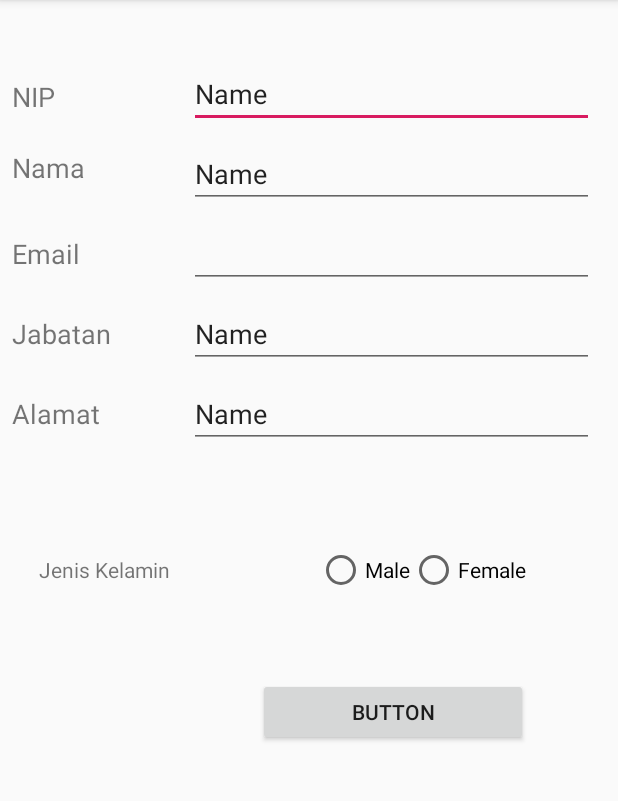
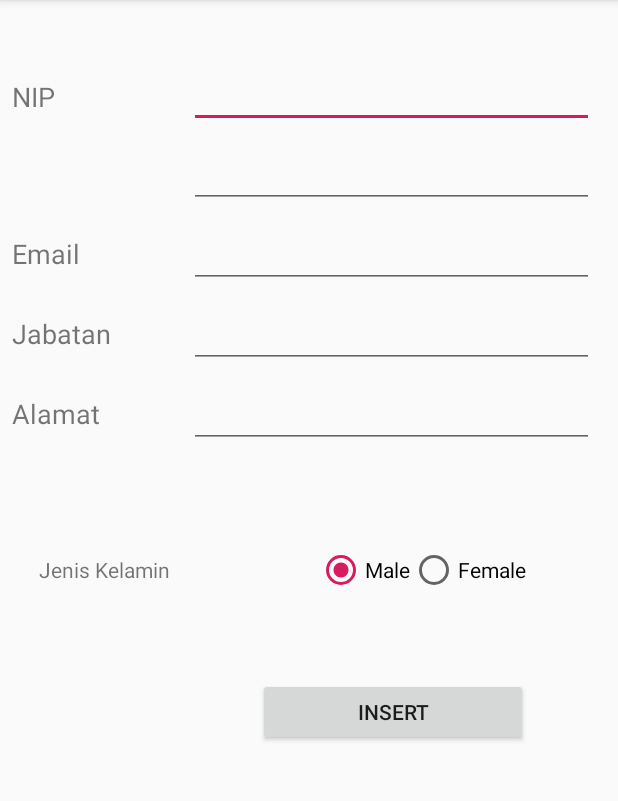
Before and after one commit to WaOnEmperoR/kotlintraining, an Android app: the screen it shows after launch (NewPegawaiActivity), after a tap on an icon or button, on a phone screen of 412 x 824 dp, the part 84-885 px from its top. Run offline under Robolectric (Android 15) with nearby library versions, the phone set to English and light mode, and no system bars; our stand-ins replace Room's generated code; 2 statements that could not run were skipped.

Commit message:
Update Radio Button

```diff
--- a/app/src/main/java/id/go/bppt/ptik/trainingkotlin/pegawai/PegawaiDao.kt
+++ b/app/src/main/java/id/go/bppt/ptik/trainingkotlin/pegawai/PegawaiDao.kt
@@ -18,8 +18,8 @@ interface PegawaiDao {
     @Query("DELETE FROM pegawai_table")
     suspend fun deleteAll()
 
-    @Query("DELETE FROM pegawai_table Where nip = :nip")
-    suspend fun deleteSingle(nip:String)
+    @Delete
+    suspend fun deleteSingle(pegawai: Pegawai)
 
     @Update
     suspend fun update(pegawai: Pegawai)
--- a/app/src/main/java/id/go/bppt/ptik/trainingkotlin/pegawai/PegawaiListAdapter.kt
+++ b/app/src/main/java/id/go/bppt/ptik/trainingkotlin/pegawai/PegawaiListAdapter.kt
@@ -13,7 +13,7 @@ import id.go.bppt.ptik.trainingkotlin.roomsample.Word
 class PegawaiListAdapter internal constructor(
     context: Context,
     private val onClickListener: (View, Pegawai) -> Unit,
-    private val onLongClickListener: (View, Pegawai) -> Unit
+    private val onLongClickListener: (View, Pegawai) -> Boolean
 ) : RecyclerView.Adapter<PegawaiListAdapter.PegawaiViewHolder>() {
     private val inflater: LayoutInflater = LayoutInflater.from(context)
     private var pegawais = emptyList<Pegawai>()
@@ -44,7 +44,8 @@ class PegawaiListAdapter internal constructor(
         holder.itemView.setOnClickListener {
             view -> onClickListener.invoke(view, current)
         }
-//        holder.itemView.setOnLongClickListener { view -> onLongClickListener }
+
+        holder.itemView.setOnLongClickListener { view -> onLongClickListener.invoke(view, current) }
 
     }
 
--- a/app/src/main/java/id/go/bppt/ptik/trainingkotlin/pegawai/PegawaiRepository.kt
+++ b/app/src/main/java/id/go/bppt/ptik/trainingkotlin/pegawai/PegawaiRepository.kt
@@ -21,8 +21,8 @@ class PegawaiRepository(private val pegawaiDao: PegawaiDao) {
         pegawaiDao.update(pegawai)
     }
 
-    suspend fun delete(nip: String)
+    suspend fun delete(pegawai: Pegawai)
     {
-        pegawaiDao.deleteSingle(nip)
+        pegawaiDao.deleteSingle(pegawai)
     }
 }
--- a/app/src/main/java/id/go/bppt/ptik/trainingkotlin/pegawai/PegawaiRoomDatabase.kt
+++ b/app/src/main/java/id/go/bppt/ptik/trainingkotlin/pegawai/PegawaiRoomDatabase.kt
@@ -55,7 +55,7 @@ abstract class PegawaiRoomDatabase : RoomDatabase() {
             // Delete all content here.
             pegawaiDao.deleteAll()
 
-            var pegawai = Pegawai("1", "Mamas", "mamas@gmail.com", 1, "Haha", "Bos", "2019")
+            var pegawai = Pegawai("1", "Mamas", "mamas@gmail.com", 0, "Haha", "Bos", "2019")
             pegawaiDao.insert(pegawai)
         }
     }
--- a/app/src/main/java/id/go/bppt/ptik/trainingkotlin/pegawai/PegawaiViewModel.kt
+++ b/app/src/main/java/id/go/bppt/ptik/trainingkotlin/pegawai/PegawaiViewModel.kt
@@ -37,5 +37,8 @@ class PegawaiViewModel(application: Application) : AndroidViewModel(application)
         repository.update(pegawai)
     }
 
+    fun delete(pegawai: Pegawai) = viewModelScope.launch {
+        repository.delete(pegawai)
+    }
 
 }
--- a/app/src/main/res/layout/activity_edit_pegawai.xml
+++ b/app/src/main/res/layout/activity_edit_pegawai.xml
@@ -27,7 +27,6 @@
         android:editable="false"
         android:ems="10"
         android:inputType="textPersonName"
-        android:text="Name"
         app:layout_constraintEnd_toEndOf="parent"
         app:layout_constraintTop_toTopOf="parent" />
 
@@ -54,7 +53,6 @@
         android:layout_marginTop="8dp"
         android:ems="10"
         android:inputType="textPersonName"
-        android:text="Name"
         app:layout_constraintStart_toStartOf="@+id/edt_nip_edit"
         app:layout_constraintTop_toBottomOf="@+id/edt_nip_edit" />
 
@@ -85,7 +83,6 @@
         android:layout_marginTop="8dp"
         android:ems="10"
         android:inputType="textPersonName"
-        android:text="Name"
         app:layout_constraintStart_toStartOf="@+id/edt_email_edit"
         app:layout_constraintTop_toBottomOf="@+id/edt_email_edit" />
 
@@ -106,7 +103,6 @@
         android:layout_marginTop="8dp"
         android:ems="10"
         android:inputType="textPersonName"
-        android:text="Name"
         app:layout_constraintStart_toStartOf="@+id/edt_jabatan_edit"
         app:layout_constraintTop_toBottomOf="@+id/edt_jabatan_edit" />
 
@@ -158,7 +154,7 @@
         android:layout_width="180dp"
         android:layout_height="45dp"
         android:layout_marginTop="56dp"
-        android:text="Button"
+        android:text="@string/button_update"
         app:layout_constraintEnd_toEndOf="parent"
         app:layout_constraintHorizontal_bias="0.74"
         app:layout_constraintStart_toStartOf="parent"
--- a/app/src/main/res/layout/activity_new_pegawai.xml
+++ b/app/src/main/res/layout/activity_new_pegawai.xml
@@ -27,7 +27,6 @@
         android:layout_marginEnd="16dp"
         android:ems="10"
         android:inputType="textPersonName"
-        android:text="Name"
         app:layout_constraintEnd_toEndOf="parent"
         app:layout_constraintTop_toTopOf="parent" />
 
@@ -54,7 +53,6 @@
         android:layout_marginTop="8dp"
         android:ems="10"
         android:inputType="textPersonName"
-        android:text="Name"
         app:layout_constraintStart_toStartOf="@+id/edt_nip"
         app:layout_constraintTop_toBottomOf="@+id/edt_nip" />
 
@@ -85,7 +83,6 @@
         android:layout_marginTop="8dp"
         android:ems="10"
         android:inputType="textPersonName"
-        android:text="Name"
         app:layout_constraintStart_toStartOf="@+id/edt_email"
         app:layout_constraintTop_toBottomOf="@+id/edt_email" />
 
@@ -106,7 +103,6 @@
         android:layout_marginTop="8dp"
         android:ems="10"
         android:inputType="textPersonName"
-        android:text="Name"
         app:layout_constraintStart_toStartOf="@+id/edt_jabatan"
         app:layout_constraintTop_toBottomOf="@+id/edt_jabatan" />
 
@@ -121,7 +117,7 @@
         app:layout_constraintStart_toStartOf="parent" />
 
     <RadioGroup
-        android:id="@+id/rg_gender_edit"
+        android:id="@+id/rg_gender"
         android:layout_width="wrap_content"
         android:layout_height="wrap_content"
         android:layout_marginTop="65dp"
@@ -132,6 +128,7 @@
 
         <RadioButton
             android:id="@+id/rb_male"
+            android:checked="true"
             android:layout_width="match_parent"
             android:layout_height="wrap_content"
             android:text="Male" />
@@ -151,16 +148,16 @@
         android:layout_marginTop="6dp"
         android:text="Jenis Kelamin"
         app:layout_constraintStart_toStartOf="parent"
-        app:layout_constraintTop_toTopOf="@+id/rg_gender_edit" />
+        app:layout_constraintTop_toTopOf="@+id/rg_gender" />
 
     <Button
         android:id="@+id/btn_submit"
         android:layout_width="180dp"
         android:layout_height="45dp"
         android:layout_marginTop="56dp"
-        android:text="Button"
+        android:text="@string/button_insert"
         app:layout_constraintEnd_toEndOf="parent"
         app:layout_constraintHorizontal_bias="0.74"
         app:layout_constraintStart_toStartOf="parent"
-        app:layout_constraintTop_toBottomOf="@+id/rg_gender_edit" />
+        app:layout_constraintTop_toBottomOf="@+id/rg_gender" />
 </androidx.constraintlayout.widget.ConstraintLayout>
--- a/app/src/main/res/values/strings.xml
+++ b/app/src/main/res/values/strings.xml
@@ -8,4 +8,7 @@
 
     <string name="nip_title">NIP</string>
     <string name="name_title">Name</string>
+
+    <string name="button_insert">Insert</string>
+    <string name="button_update">Update</string>
 </resources>
```
Also changed, not shown: app/src/main/java/id/go/bppt/ptik/trainingkotlin/pegawai/EditPegawaiActivity.kt (+26 -5 lines), app/src/main/java/id/go/bppt/ptik/trainingkotlin/pegawai/PegawaiActivity.kt (+13 -1 lines).
